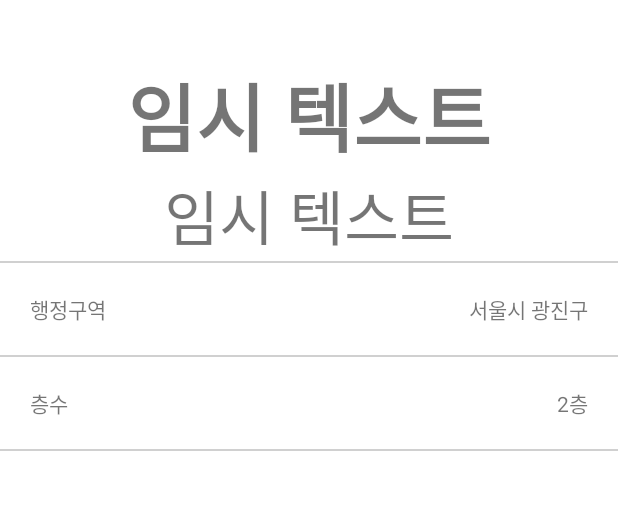
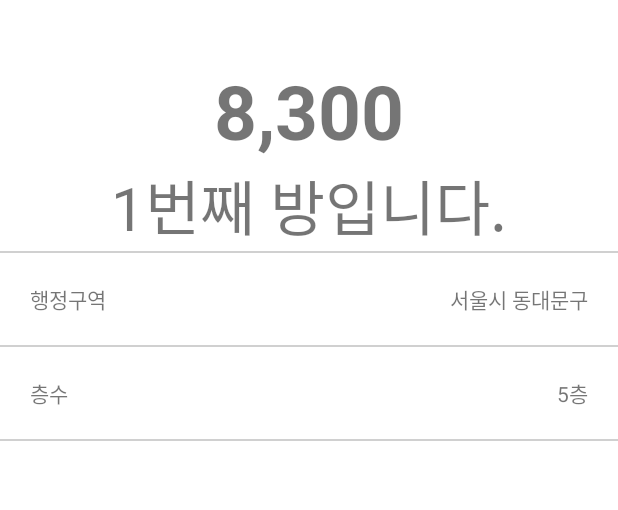
Before and after one commit to sbs0516/JickbangCopy_20210820, an Android app: the screen it shows after launch (ViewRoomDetailMainActivity), after a tap on an icon or button, on a phone screen of 412 x 824 dp, the part 459-969 px from its top. Run offline under Robolectric (Android 15) with nearby library versions, the phone set to English and light mode, and no system bars.

Commit message:
기존 클래스 기능 활용하여 방 상세 정보 보여주기

```diff
--- a/app/src/main/java/com/neppplus/jickbangcopy_20210820/ViewRoomDetailMainActivity.kt
+++ b/app/src/main/java/com/neppplus/jickbangcopy_20210820/ViewRoomDetailMainActivity.kt
@@ -3,6 +3,9 @@ package com.neppplus.jickbangcopy_20210820
 import androidx.appcompat.app.AppCompatActivity
 import android.os.Bundle
 import com.neppplus.jickbangcopy_20210820.datas.RoomData
+import kotlinx.android.synthetic.main.activity_view_room_detail_main.*
+import kotlinx.android.synthetic.main.room_list_item.*
+import kotlinx.android.synthetic.main.room_list_item.priceTxt
 
 class ViewRoomDetailMainActivity : AppCompatActivity() {
     override fun onCreate(savedInstanceState: Bundle?) {
@@ -11,5 +14,9 @@ class ViewRoomDetailMainActivity : AppCompatActivity() {
 
         val roomData = intent.getSerializableExtra("roomData") as RoomData
 
+        priceTxt.text = roomData.getFormattedPrice()
+        infoTxt.text = roomData.description
+        addressTxt.text = roomData.address
+        floorTxt.text = roomData.getFormattedFloor()
     }
 }
--- a/app/src/main/res/layout/activity_view_room_detail_main.xml
+++ b/app/src/main/res/layout/activity_view_room_detail_main.xml
@@ -24,12 +24,14 @@
             android:layout_width="match_parent"
             android:layout_height="40dp" />
         <TextView
+            android:id="@+id/priceTxt"
             android:layout_width="wrap_content"
             android:layout_height="wrap_content"
             android:textSize="50sp"
             android:textStyle="bold"
             android:text="임시 텍스트"/>
         <TextView
+            android:id="@+id/infoTxt"
             android:layout_width="wrap_content"
             android:layout_height="wrap_content"
             android:textSize="40sp"
```
